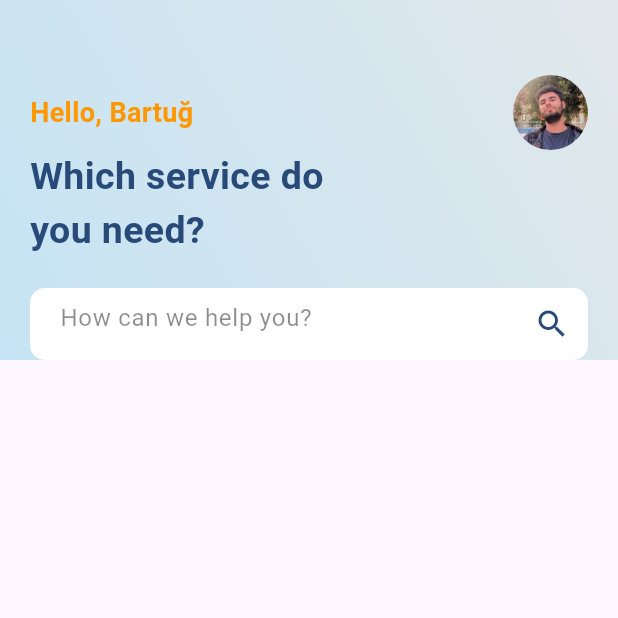
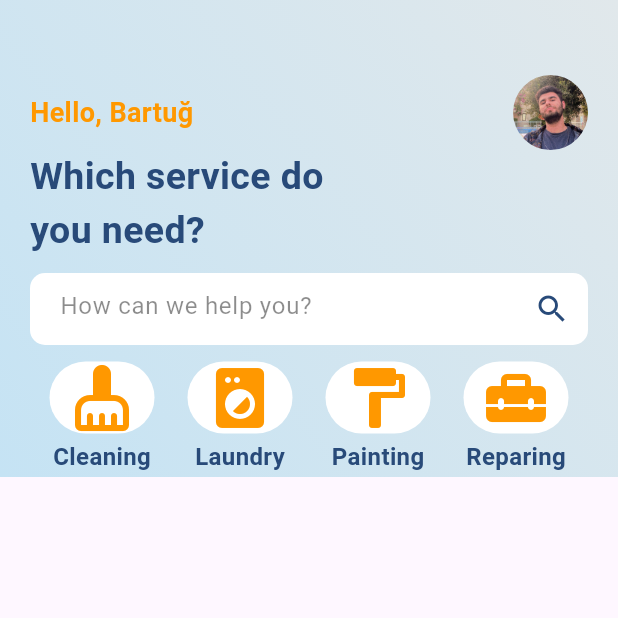
Before and after one commit to BartugKaan/Service-App-with-Flutter, a Flutter app: the screen it shows after launch, on a phone screen of 412 x 824 dp, the top half of it. Run offline on Flutter 3.47's test engine with Material 3 defaults, Android fonts, the phone set to English and light mode, and no system bars.

Commit message:
add: integrate ServiceWidget into home screen layout

```diff
--- a/lib/pages/home.dart
+++ b/lib/pages/home.dart
@@ -1,4 +1,5 @@
 import 'package:flutter/material.dart';
+import 'package:service_app/widgets/service_widget.dart';
 
 class Home extends StatefulWidget {
   const Home({super.key});
@@ -11,8 +12,7 @@ class _HomeState extends State<Home> {
   @override
   Widget build(BuildContext context) {
     return Scaffold(
-      body: Container(
-        child: Column(
+      body: Column(
         children: [
           Container(
             padding: EdgeInsets.only(top: 50.0, left: 20.0, right: 20.0),
@@ -55,7 +55,7 @@ class _HomeState extends State<Home> {
                       fontWeight: FontWeight.bold),
                 ),
                 SizedBox(
-                    height: 20.0,
+                  height: 10.0,
                 ),
                 Container(
                   padding: EdgeInsets.only(left: 20.0),
@@ -68,9 +68,32 @@ class _HomeState extends State<Home> {
                       border: InputBorder.none,
                       hintText: "How can we help you?",
                       hintStyle: TextStyle(color: Colors.black45),
-                        suffixIcon:
-                            Icon(Icons.search, color: Color(0xff284a79)),
+                      suffixIcon: Icon(Icons.search, color: Color(0xff284a79)),
+                      contentPadding: EdgeInsets.symmetric(vertical: 10.0),
                     ),
+                  ),
+                ),
+                SizedBox(
+                  height: 5,
+                ),
+                Padding(
+                  padding: const EdgeInsets.all(2.0),
+                  child: Row(
+                    mainAxisAlignment: MainAxisAlignment.spaceAround,
+                    children: [
+                      ServiceWidget(
+                          iconName: Icons.cleaning_services_rounded,
+                          serviceName: 'Cleaning'),
+                      ServiceWidget(
+                          iconName: Icons.local_laundry_service_rounded,
+                          serviceName: 'Laundry'),
+                      ServiceWidget(
+                          iconName: Icons.format_paint_rounded,
+                          serviceName: "Painting"),
+                      ServiceWidget(
+                          iconName: Icons.home_repair_service_rounded,
+                          serviceName: "Reparing")
+                    ],
                   ),
                 )
               ],
@@ -78,7 +101,6 @@ class _HomeState extends State<Home> {
           )
         ],
       ),
-      ),
     );
   }
 }
```
Lines whose indentation alone changed are shown as unchanged.
